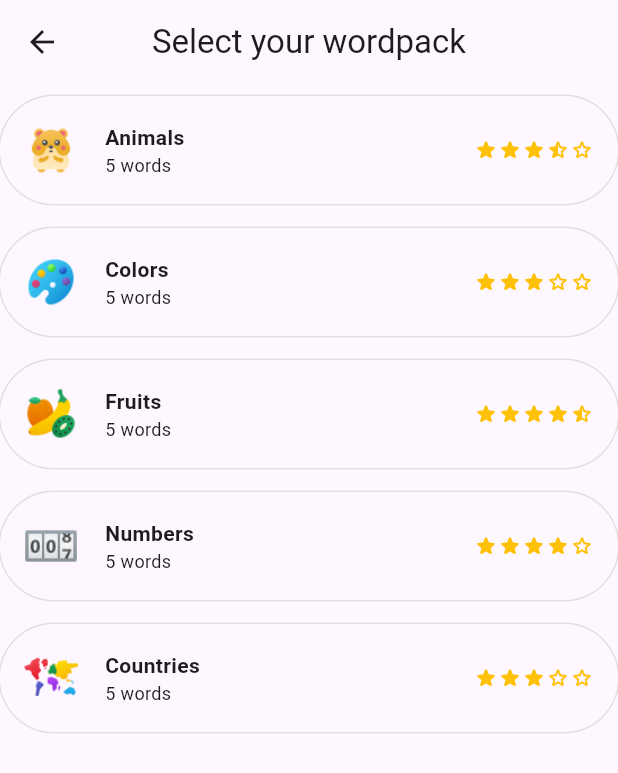
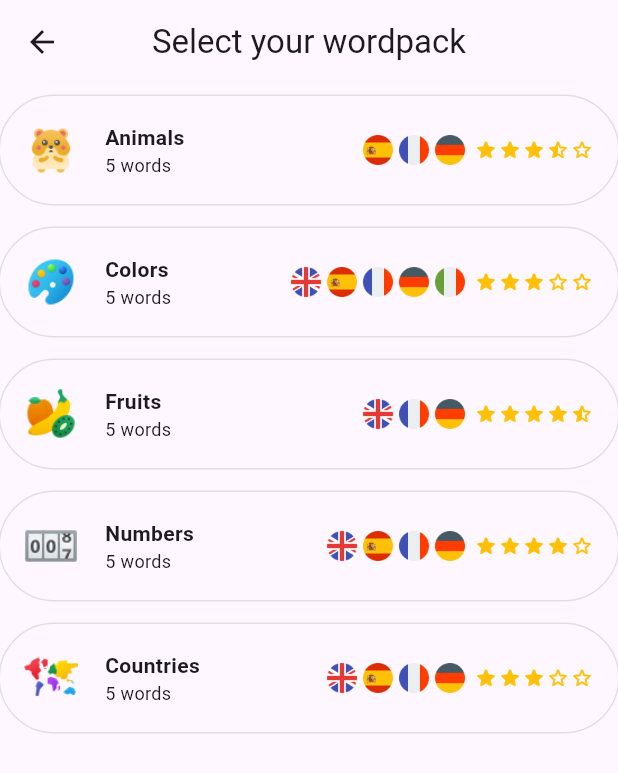
Before and after one commit to CREATRS/hang_the_pinata, a Flutter app: the SelectWordpack screen opened by its route, on a phone screen of 412 x 824 dp. Shown: the top 773 px of the screen. Run offline on Flutter 3.47's test engine with Material 3 defaults, Android fonts, the phone set to English and light mode, and no system bars; our stand-ins replace cached_network_image, dio, get, hive, hive_flutter, lottie and 1 more; accounts and stored records are empty.

Commit message:
Add languages list to wordpacks, support long names

```diff
--- a/lib/backend/models/wordpack.dart
+++ b/lib/backend/models/wordpack.dart
@@ -4,31 +4,40 @@ class WordPack {
   final int id;
   final String name;
   final List<Word> words;
-  // final double price;
   final double rating;
   final String image;
+  final List<String> languages;
 
   const WordPack({
     required this.id,
     required this.name,
     required this.words,
-    // required this.price,
     required this.rating,
     required this.image,
+    required this.languages,
   });
 
   factory WordPack.fromJson(Map<String, dynamic> json) {
+    List<String>? languages;
     return WordPack(
       id: json['id'],
       name: json['name'],
       words: List<Word>.from(
         json['words'].map(
-          (word) => Word.fromJson(word),
+          (w) {
+            if (languages == null) {
+              languages = w.keys.toList();
+            } else {
+              List<String> keys = w.keys.toList();
+              languages = languages!..removeWhere((l) => !keys.contains(l));
+            }
+            return Word.fromJson(w);
+          },
         ),
       ),
-      // price: json['price'].toDouble(),
       rating: json['rating'].toDouble(),
       image: json['image'],
+      languages: languages!,
     );
   }
 
@@ -36,7 +45,6 @@ class WordPack {
         'id': id,
         'name': name,
         'words': words,
-        // 'price': price,
         'rating': rating,
         'image': image,
       };
--- a/lib/screens/select_wordpack.dart
+++ b/lib/screens/select_wordpack.dart
@@ -42,7 +42,19 @@ class _SelectWordpackState extends State<SelectWordpack> {
                 subtitle: '${wordPack.words.length} words',
                 color: AppColors.orange,
                 leading: CachedOrAssetImage(wordPack.image),
-                alwaysShowTrailing: true,
+                middle: Flexible(
+                  child: ListView(
+                    scrollDirection: Axis.horizontal,
+                    reverse: true,
+                    children: wordPack.languages
+                        .map(
+                          (e) => Image.asset('assets/flags/$e.png', width: 24),
+                        )
+                        .toList()
+                        .reversed
+                        .toList(),
+                  ),
+                ),
                 trailing: Row(
                   children: List.generate(
                     5,
--- a/lib/widgets/components/cached_or_asset_image.dart
+++ b/lib/widgets/components/cached_or_asset_image.dart
@@ -18,6 +18,7 @@ class CachedOrAssetImage extends StatelessWidget {
               value: downloadProgress.progress,
             ),
             errorWidget: (_, __, ___) => const AppIcon(radius: 18),
+            height: 36,
           )
         : Image.asset(image, height: 36);
   }
--- a/lib/widgets/components/selectable_item.dart
+++ b/lib/widgets/components/selectable_item.dart
@@ -10,7 +10,7 @@ class SelectableItem<T> extends StatelessWidget {
     this.textColor,
     this.selectedTextColor,
     required this.leading,
-    required this.alwaysShowTrailing,
+    this.middle,
     this.trailing,
     this.onTap,
     this.object,
@@ -22,7 +22,7 @@ class SelectableItem<T> extends StatelessWidget {
   final Color? textColor;
   final Color? selectedTextColor;
   final Widget leading;
-  final bool alwaysShowTrailing;
+  final Widget? middle;
   final Widget? trailing;
   final Function()? onTap;
   final T? object;
@@ -48,7 +48,6 @@ class SelectableItem<T> extends StatelessWidget {
       textColor: textColor ?? this.textColor,
       selectedTextColor: selectedTextColor ?? this.selectedTextColor,
       leading: leading ?? this.leading,
-      alwaysShowTrailing: alwaysShowTrailing ?? this.alwaysShowTrailing,
       trailing: trailing ?? this.trailing,
       onTap: onTap ?? this.onTap,
       object: object ?? this.object,
@@ -78,8 +77,10 @@ class SelectableItem<T> extends StatelessWidget {
             children: [
               leading,
               const SizedBox(width: 18),
-              SizedBox(
-                width: MediaQuery.of(context).size.width * 0.4,
+              Container(
+                constraints: BoxConstraints(
+                  maxWidth: MediaQuery.of(context).size.width * 0.3,
+                ),
                 child: Column(
                   crossAxisAlignment: CrossAxisAlignment.start,
                   mainAxisAlignment: MainAxisAlignment.center,
@@ -105,9 +106,9 @@ class SelectableItem<T> extends StatelessWidget {
                   ],
                 ),
               ),
-              const Spacer(),
-              if (trailing != null && (alwaysShowTrailing || selected))
-                trailing!,
+              if (middle != null) middle!,
+              const SizedBox(width: 4),
+              if (trailing != null) trailing!,
             ],
           ),
         ),
```
Also changed, not shown: lib/backend/data/word_packs.dart (+19 -7 lines), lib/screens/hangman_game.dart (+12 -1 lines).
